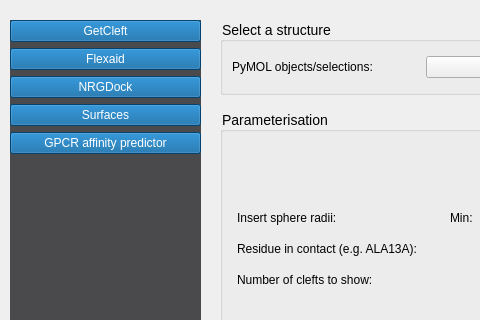
Old version of the form demowidget2.ui in the repository ThomasDesc/NRG_plugin; both pictures show x 0 to 480 and y 0 to 320 of the 841 by 659 pixel window.
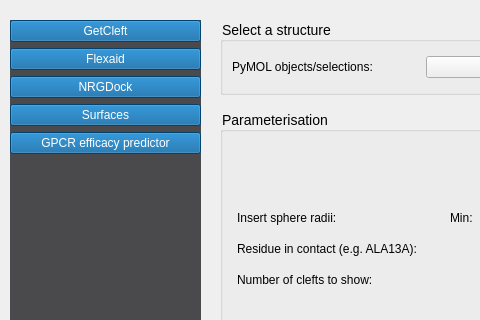
New version of the form.

```diff
--- a/demowidget2.ui
+++ b/demowidget2.ui
@@ -100,7 +100,7 @@
     <item>
      <widget class="QPushButton" name="button_gpcr">
       <property name="text">
-       <string>GPCR affinity predictor</string>
+       <string>GPCR efficacy predictor</string>
       </property>
       <property name="checkable">
        <bool>true</bool>
```
